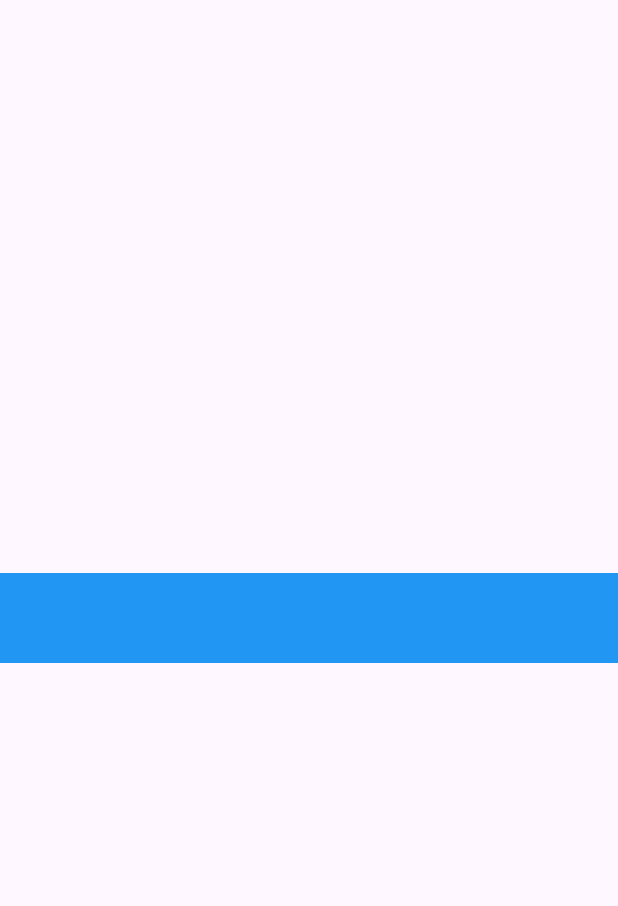
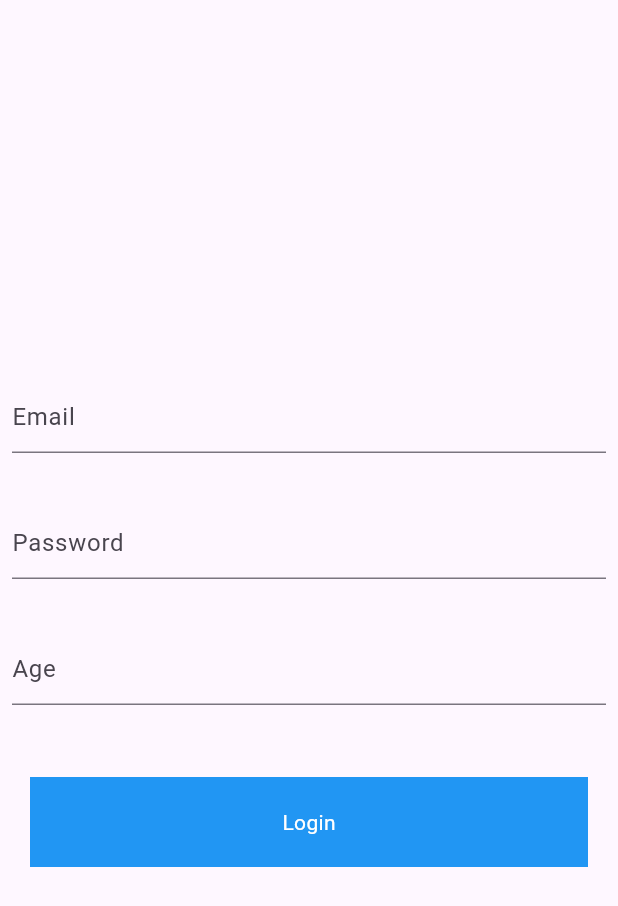
Before and after one commit to ShykhAbubakar/MultiRoleApp, a Flutter app: the LoginScreen screen opened directly, on a phone screen of 412 x 824 dp. Shown: the top 906 px of the screen. Run offline on Flutter 3.47's test engine with Material 3 defaults, Android fonts, the phone set to English and light mode, and no system bars; network calls fail.

Commit message:
loginscreen

```diff
--- a/lib/login_screen.dart
+++ b/lib/login_screen.dart
@@ -1,4 +1,5 @@
 import 'package:flutter/material.dart';
+import 'package:multiroleapp/home_screen.dart';
 class LoginScreen extends StatefulWidget {
   const LoginScreen({super.key});
 
@@ -13,10 +14,47 @@ class _LoginScreenState extends State<LoginScreen> {
       body: Column(
         mainAxisAlignment: MainAxisAlignment.center,
         children: [
-          Container(
-            height: 60,
-            width: double.infinity,
-            color: Colors.blue,
+          Padding(
+            padding: const EdgeInsets.all(8.0),
+            child: TextFormField(
+              decoration: InputDecoration(
+                hintText: 'Email',
+              ),
+            ),
+          ),
+          SizedBox(height: 20,),
+          Padding(
+            padding: const EdgeInsets.all(8.0),
+            child: TextFormField(
+              decoration: InputDecoration(
+                hintText: 'Password',
+              ),
+            ),
+          ),
+          SizedBox(height: 20,),
+          Padding(
+            padding: const EdgeInsets.all(8.0),
+            child: TextFormField(
+              keyboardType: TextInputType.number,
+              decoration: InputDecoration(
+                hintText: 'Age',
+              ),
+            ),
+          ),
+          SizedBox(height: 40),
+          Padding(
+            padding: const EdgeInsets.symmetric(horizontal: 20),
+            child: InkWell(
+              onTap: (){
+                Navigator.push(context, MaterialPageRoute(builder: (context)=>HomeScreen()));
+              },
+              child: Container(
+                height: 60,
+                width: double.infinity,
+                color: Colors.blue,
+                child: Center(child: Text('Login', style: TextStyle(color: Colors.white),)),
+              ),
+            ),
           )
         ],
       ),
```
Also changed, not shown: lib/home_screen.dart (+12 -1 lines), lib/splash_screen.dart (+13 -0 lines).
